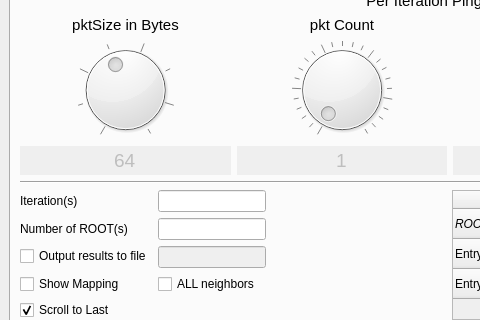
Old version of the form main.ui in the repository nyxonman/riva_PTA; both pictures show x 0 to 480 and y 88 to 408 of the 900 by 675 pixel window.
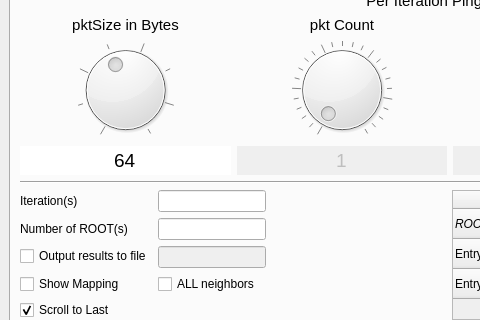
New version of the form.

Commit message: Packet Size text edit added to be variable value between MIN_PING_PAYLOAD and MAX_PING_PAYLOAD

The edit to the form file:
```diff
--- a/main.ui
+++ b/main.ui
@@ -561,7 +561,7 @@
           <item row="4" column="0">
            <widget class="QLineEdit" name="pktSizeVal">
             <property name="enabled">
-             <bool>false</bool>
+             <bool>true</bool>
             </property>
             <property name="font">
              <font>
```
Left out of the diff: 2 changed lines with no effect on the pictures. The commit also changes 2 other files.
